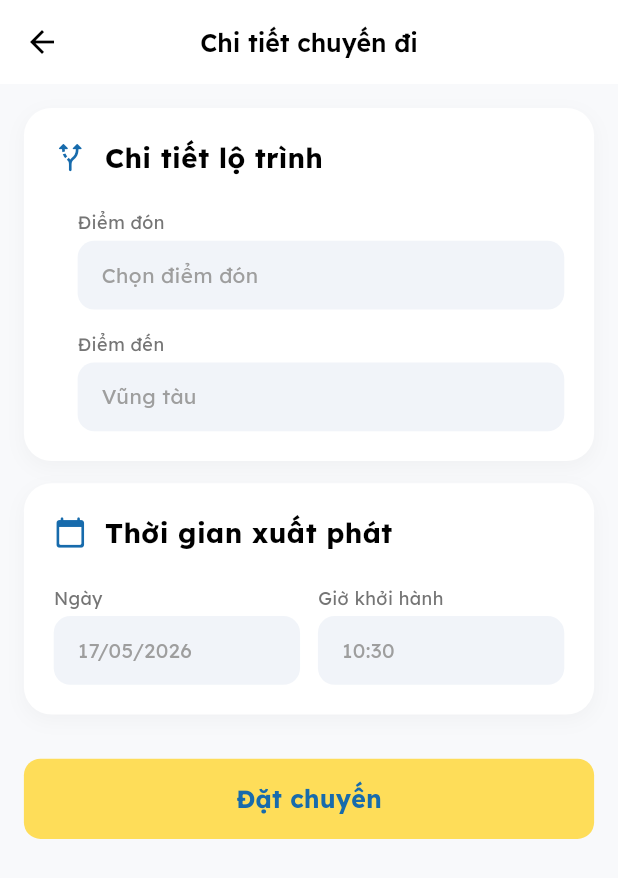
After one commit to qdung030404/Optigo, a Flutter app: the TripDetailScreen screen opened directly with sample values from the repository, on a phone screen of 412 x 824 dp. The commit adds this screen. Shown: the top 878 px of the screen. Run offline on Flutter 3.47's test engine with Material 3 defaults, Android fonts, the phone set to English and light mode, and no system bars; our stand-ins replace cloud_firestore, firebase_auth, firebase_core, flutter_dotenv, flutter_screenutil, geolocator and 6 more; missing offline and left inert: flutter_polyline_points, maplibre_gl; accounts and stored records are empty; network calls fail.

Commit message:
Feat (UI): Implements the trip search feature. - Trip_list_view: Displays trips based on user information in booking_bottomsheet. - Trip_detail_screen: Detailed information of the trip the user wants to book.

```diff
--- a/lib/config/routes.dart
+++ b/lib/config/routes.dart
@@ -7,4 +7,5 @@ class Routes {
   static const map = 'map';
   static const profile = 'profile';
   static const tripList = 'trip_list';
+  static const tripDetail = 'trip_detail';
 }
--- a/lib/main.dart
+++ b/lib/main.dart
@@ -13,6 +13,7 @@ import 'package:optigo/views/auth/otp_screen.dart';
 import 'package:optigo/views/auth/set_user_name.dart';
 import 'package:optigo/views/home/home_screen.dart';
 import 'package:optigo/views/splash_screen.dart';
+import 'package:optigo/views/trip/trip_detail_screen.dart';
 import 'package:optigo/views/trip/trip_list_view.dart';
 import 'package:provider/provider.dart';
 import 'package:supabase_flutter/supabase_flutter.dart';
@@ -64,6 +65,7 @@ class MyApp extends StatelessWidget {
               Routes.setUserName: (ctx) => SetUserName(),
               Routes.home: (ctx) => HomeScreen(),
               Routes.tripList: (ctx) => TripListView(),
+              Routes.tripDetail: (ctx) => TripDetailScreen(),
             },
           );
         }),
--- a/lib/providers/trip_provider.dart
+++ b/lib/providers/trip_provider.dart
@@ -15,6 +15,7 @@ class TripProvider extends ChangeNotifier {
   String _paymentMethod = "Tiền mặt";
   List<TripModel> _trips = [];
   bool _isLoading = false;
+  bool _showBookingBottomSheet = true;
 
   final SearchController searchController = SearchController();
 
@@ -37,6 +38,12 @@ class TripProvider extends ChangeNotifier {
   String get note => _note;
   List<TripModel> get trips => _trips;
   bool get isLoading => _isLoading;
+  bool get showBookingBottomSheet => _showBookingBottomSheet;
+
+  void setShowBookingBottomSheet(bool value) {
+    _showBookingBottomSheet = value;
+    notifyListeners();
+  }
 
   void setDate(DateTime date) {
     _selectedDate = date;
--- /dev/null
+++ b/lib/views/trip/trip_detail_screen.dart
@@ -0,0 +1,110 @@
+import 'package:flutter/material.dart';
+import 'package:flutter_screenutil/flutter_screenutil.dart';
+import 'package:google_fonts/google_fonts.dart';
+import 'package:optigo/models/trip_model.dart';
+import 'package:optigo/utils/route_matcher.dart';
+import 'package:optigo/providers/map_provider.dart';
+import 'package:optigo/views/trip/widget/departure_time_card.dart';
+import 'package:optigo/views/trip/widget/pickup_points_bottom_sheet.dart';
+import 'package:optigo/views/trip/widget/route_details_card.dart';
+import 'package:provider/provider.dart';
+
+class TripDetailScreen extends StatefulWidget {
+  const TripDetailScreen({super.key});
+
+  @override
+  State<TripDetailScreen> createState() => _TripDetailScreenState();
+}
+
+class _TripDetailScreenState extends State<TripDetailScreen> {
+  String? selectedName;
+  @override
+  Widget build(BuildContext context) {
+    final trip = ModalRoute
+        .of(context)!
+        .settings
+        .arguments as TripModel;
+    return Scaffold(
+      backgroundColor: const Color(0xFFF8F9FB),
+      appBar: AppBar(
+        backgroundColor: Colors.white,
+        elevation: 0,
+        leading: IconButton(
+          icon: const Icon(Icons.arrow_back, color: Colors.black),
+          onPressed: () => Navigator.pop(context),
+        ),
+        title: Text(
+          'Chi tiết chuyến đi',
+          style: GoogleFonts.lexend(
+            color: Colors.black,
+            fontSize: 18.sp,
+            fontWeight: FontWeight.w600,
+          ),
+        ),
+        centerTitle: true,
+      ),
+      body: SingleChildScrollView(
+        padding: EdgeInsets.all(16.w),
+        child: Column(
+          children: [
+            // Route Details Card
+            RouteDetailsCard(
+              trip: trip,
+              selectedPickupPoint: selectedName,
+              onPickupTap: () async {
+                final mapProvider = context.read<MapProvider>();
+                if (mapProvider.currentLatLng != null && trip.routePolyline.isNotEmpty) {
+                  final driverRoute = RouteMatcher.decodePolyline(trip.routePolyline);
+                  final candidates = RouteMatcher.getPickUpPoint(
+                    userOrigin: mapProvider.currentLatLng!,
+                    driverRoute: driverRoute,
+                  );
+                  final result = await showModalBottomSheet<Map<String, dynamic>>(
+                    context: context,
+                    builder: (context) => PickupPointsBottomSheet(
+                      points: candidates,
+                      initialSelectedAddress: selectedName,
+                    ),
+                  );
+
+                  if (result != null) {
+                    setState(() {
+                      selectedName = result['name'];
+                    });
+                  }
+                }
+              },
+            ),
+            SizedBox(height: 16.h),
+            // Departure Time Card
+            DepartureTimeCard(trip: trip),
+            SizedBox(height: 32.h),
+            // Book Button
+            SizedBox(
+              width: double.infinity,
+              child: ElevatedButton(
+                onPressed: () {},
+                style: ElevatedButton.styleFrom(
+                  backgroundColor: const Color(0xfffedd59),
+                  foregroundColor: const Color(0xff176bac),
+                  padding: EdgeInsets.symmetric(vertical: 16.h),
+                  shape: RoundedRectangleBorder(
+                    borderRadius: BorderRadius.circular(12.r),
+                  ),
+                  elevation: 0,
+                ),
+                child: Text(
+                  'Đặt chuyến',
+                  style: GoogleFonts.lexend(
+                    fontSize: 18.sp,
+                    fontWeight: FontWeight.bold,
+                  ),
+                ),
+              ),
+            ),
+          ],
+        ),
+      ),
+    );
+  }
+}
--- /dev/null
+++ b/lib/views/trip/widget/departure_time_card.dart
@@ -0,0 +1,105 @@
+import 'package:flutter/material.dart';
+import 'package:flutter_screenutil/flutter_screenutil.dart';
+import 'package:google_fonts/google_fonts.dart';
+import 'package:intl/intl.dart';
+import 'package:optigo/models/trip_model.dart';
+
+class DepartureTimeCard extends StatefulWidget {
+  final TripModel trip;
+  const DepartureTimeCard({super.key, required this.trip,});
+
+  @override
+  State<DepartureTimeCard> createState() => _DepartureTimeCardState();
+}
+
+class _DepartureTimeCardState extends State<DepartureTimeCard> {
+
+  @override
+  Widget build(BuildContext context) {
+    return Container(
+      padding: EdgeInsets.all(20.w),
+      decoration: BoxDecoration(
+        color: Colors.white,
+        borderRadius: BorderRadius.circular(20.r),
+        boxShadow: [
+          BoxShadow(
+            color: Colors.black.withOpacity(0.03),
+            blurRadius: 10,
+            offset: const Offset(0, 4),
+          ),
+        ],
+      ),
+      child: Column(
+        crossAxisAlignment: CrossAxisAlignment.start,
+        children: [
+          Row(
+            children: [
+              Icon(Icons.calendar_today_rounded, color: const Color(0xff176bac), size: 24.sp),
+              SizedBox(width: 12.w),
+              Text(
+                'Thời gian xuất phát',
+                style: GoogleFonts.lexend(
+                  fontSize: 20.sp,
+                  fontWeight: FontWeight.bold,
+                  color: Colors.black,
+                ),
+              ),
+            ],
+          ),
+          SizedBox(height: 24.h),
+          Row(
+            children: [
+              Expanded(
+                child: _buildTimeInput(
+                  label: 'Ngày',
+                  placeholder: DateFormat('dd/MM/yyyy').format(widget.trip.departureTime),
+                ),
+              ),
+              SizedBox(width: 12.w),
+              Expanded(
+                child: _buildTimeInput(
+                  label: 'Giờ khởi hành',
+                  placeholder: DateFormat('HH:mm').format(widget.trip.departureTime),
+                ),
+              ),
+            ],
+          ),
+        ],
+      )
+    );
+  }
+
+  Widget _buildTimeInput({
+    required String label,
+    required String placeholder,
+  }) {
+    return Column(
+      crossAxisAlignment: CrossAxisAlignment.start,
+      children: [
+        Text(
+          label,
+          style: GoogleFonts.lexend(
+            fontSize: 13.sp,
+            color: Colors.grey[600],
+          ),
+        ),
+        SizedBox(height: 4.h),
+        Container(
+          width: double.infinity,
+          padding: EdgeInsets.symmetric(horizontal: 16.w, vertical: 14.h),
+          decoration: BoxDecoration(
+            color: const Color(0xFFF1F4F9),
+            borderRadius: BorderRadius.circular(12.r),
+          ),
+          child: Text(
+            placeholder,
+            style: GoogleFonts.lexend(
+              fontSize: 15.sp,
+              color: Colors.grey[500],
+            ),
+          ),
+        ),
+      ],
+    );
+  }
+}
--- /dev/null
+++ b/lib/views/trip/widget/route_details_card.dart
@@ -0,0 +1,106 @@
+import 'package:flutter/material.dart';
+import 'package:flutter_screenutil/flutter_screenutil.dart';
+import 'package:google_fonts/google_fonts.dart';
+import 'package:optigo/models/trip_model.dart';
+
+class RouteDetailsCard extends StatelessWidget {
+  final TripModel trip;
+  final String? selectedPickupPoint;
+  final VoidCallback onPickupTap;
+  const RouteDetailsCard({super.key, required this.trip, this.selectedPickupPoint, required this.onPickupTap});
+
+  @override
+  Widget build(BuildContext context) {
+    return Container(
+      padding: EdgeInsets.all(20.w),
+      decoration: BoxDecoration(
+        color: Colors.white,
+        borderRadius: BorderRadius.circular(20.r),
+        boxShadow: [
+          BoxShadow(
+            color: Colors.black.withOpacity(0.03),
+            blurRadius: 10,
+            offset: const Offset(0, 4),
+          ),
+        ],
+      ),
+      child: Column(
+        crossAxisAlignment: CrossAxisAlignment.start,
+        children: [
+          Row(
+            children: [
+              Icon(Icons.alt_route_rounded, color: const Color(0xff176bac), size: 24.sp),
+              SizedBox(width: 12.w),
+              Text(
+                'Chi tiết lộ trình',
+                style: GoogleFonts.lexend(
+                  fontSize: 20.sp,
+                  fontWeight: FontWeight.bold,
+                  color: Colors.black,
+                ),
+              ),
+            ],
+          ),
+          SizedBox(height: 24.h),
+          _buildLocationInput(
+            label: 'Điểm đón',
+            placeholder: selectedPickupPoint ?? 'Chọn điểm đón',
+            onTap: onPickupTap,
+          ),
+          SizedBox(height: 16.h),
+          _buildLocationInput(
+            label: 'Điểm đến',
+            placeholder: trip.destinationName,
+          ),
+        ],
+      ),
+    );
+  }
+  Widget _buildLocationInput({
+    required String label,
+    required String placeholder,
+    VoidCallback? onTap,
+  }) {
+    return Row(
+      crossAxisAlignment: CrossAxisAlignment.start,
+      children: [
+
+        SizedBox(width: 16.w),
+        Expanded(
+          child: InkWell(
+            onTap: onTap,
+            child:  Column(
+              crossAxisAlignment: CrossAxisAlignment.start,
+              children: [
+                Text(
+                  label,
+                  style: GoogleFonts.lexend(
+                    fontSize: 13.sp,
+                    color: Colors.grey[600],
+                  ),
+                ),
+                SizedBox(height: 4.h),
+                Container(
+                  width: double.infinity,
+                  padding: EdgeInsets.symmetric(horizontal: 16.w, vertical: 14.h),
+                  decoration: BoxDecoration(
+                    color: const Color(0xFFF1F4F9),
+                    borderRadius: BorderRadius.circular(12.r),
+                  ),
+                  child: Text(
+                    placeholder,
+                    style: GoogleFonts.lexend(
+                      fontSize: 15.sp,
+                      color: Colors.grey[500],
+                    ),
+                    maxLines: 1,
+                  ),
+                ),
+              ],
+            ),
+          )
+        ),
+      ],
+    );
+  }
+}
```
Also changed, not shown: lib/views/trip/trip_list_view.dart (added, +170 -0 lines), lib/views/trip/widget/pickup_points_bottom_sheet.dart (added, +137 -0 lines).
